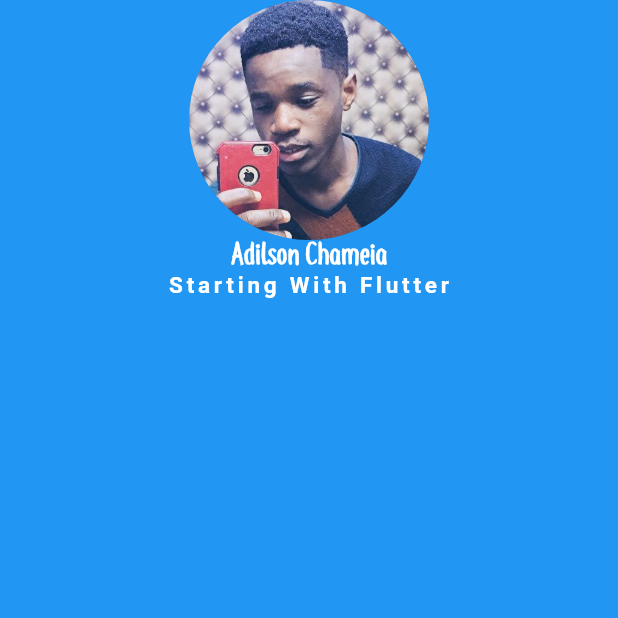
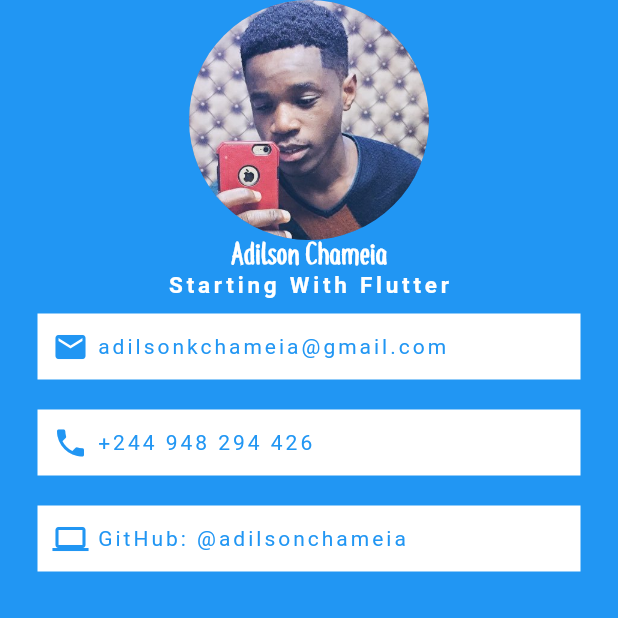
Before and after one commit to adilsontchameia/Dev-Profile, a Flutter app: the screen it shows after launch, on a phone screen of 412 x 824 dp, the top half of it. Run offline on Flutter 3.47's test engine with Material 2 defaults, Android fonts, the phone set to English and light mode, and no system bars.

Commit message:
aplicacao das informacoes

```diff
--- a/lib/main.dart
+++ b/lib/main.dart
@@ -43,7 +43,70 @@ class _MeuAppState extends State<MeuApp> {
                   ),
                   //Cards
                   Container(
-                    child: Row(),
+                    padding: EdgeInsets.all(10.0),
+                    color: Colors.white,
+                    margin:
+                        EdgeInsets.symmetric(vertical: 10.0, horizontal: 25.0),
+                    child: Row(
+                      children: [
+                        Icon(
+                          Icons.mail,
+                          color: Colors.blue,
+                        ),
+                        SizedBox(height: 2.5),
+                        Text(
+                          " adilsonkchameia@gmail.com",
+                          style: TextStyle(
+                            letterSpacing: 2,
+                            color: Colors.blue,
+                          ),
+                        ),
+                      ],
+                    ),
+                  ),
+                  Container(
+                    padding: EdgeInsets.all(10.0),
+                    color: Colors.white,
+                    margin:
+                        EdgeInsets.symmetric(vertical: 10.0, horizontal: 25.0),
+                    child: Row(
+                      children: [
+                        Icon(
+                          Icons.phone,
+                          color: Colors.blue,
+                        ),
+                        SizedBox(height: 2.5),
+                        Text(
+                          " +244 948 294 426",
+                          style: TextStyle(
+                            letterSpacing: 2,
+                            color: Colors.blue,
+                          ),
+                        ),
+                      ],
+                    ),
+                  ),
+                  Container(
+                    padding: EdgeInsets.all(10.0),
+                    color: Colors.white,
+                    margin:
+                        EdgeInsets.symmetric(vertical: 10.0, horizontal: 25.0),
+                    child: Row(
+                      children: [
+                        Icon(
+                          Icons.computer,
+                          color: Colors.blue,
+                        ),
+                        SizedBox(height: 2.5),
+                        Text(
+                          " GitHub: @adilsonchameia",
+                          style: TextStyle(
+                            letterSpacing: 2,
+                            color: Colors.blue,
+                          ),
+                        ),
+                      ],
+                    ),
                   )
                 ],
               ),
```
